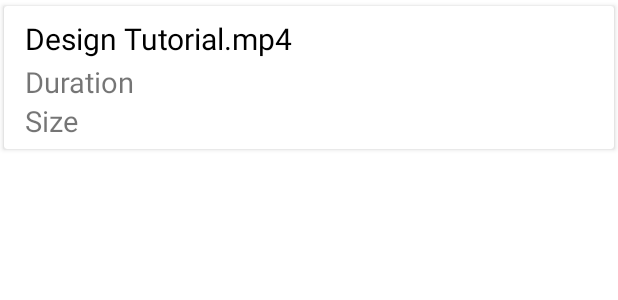
After one commit to allisonvp/Lab5G1, an Android app: the layout list_private.xml on its own in the app's theme, with its tools: preview values and no code run, on a phone screen of 412 x 824 dp. The commit adds this screen. Shown: the top 300 px of the screen. Run offline under Robolectric (Android 15) with nearby library versions, the phone set to English and light mode, and no system bars.

Commit message:
listar private Files

```diff
--- /dev/null
+++ b/app/src/main/res/layout/list_private.xml
@@ -0,0 +1,88 @@
+<?xml version="1.0" encoding="utf-8"?>
+<androidx.constraintlayout.widget.ConstraintLayout
+    xmlns:android="http://schemas.android.com/apk/res/android"
+    xmlns:app="http://schemas.android.com/apk/res-auto"
+    xmlns:tools="http://schemas.android.com/tools"
+    android:layout_width="match_parent"
+    android:layout_height="wrap_content">
+    <androidx.cardview.widget.CardView
+        android:id="@+id/archivo"
+        android:layout_width="0dp"
+        android:layout_height="wrap_content"
+        android:animateLayoutChanges="true"
+        app:cardUseCompatPadding="true"
+        app:layout_constraintBottom_toBottomOf="parent"
+        app:layout_constraintEnd_toEndOf="parent"
+        app:layout_constraintHorizontal_bias="0.0"
+        app:layout_constraintStart_toStartOf="parent"
+        app:layout_constraintTop_toTopOf="parent"
+        app:layout_constraintVertical_bias="0.0">
+
+        <LinearLayout
+            android:layout_width="match_parent"
+            android:layout_height="wrap_content"
+            android:animateLayoutChanges="true"
+            android:orientation="vertical">
+
+            <RelativeLayout
+                android:layout_width="match_parent"
+                android:layout_height="wrap_content"
+                android:orientation="horizontal"
+                android:padding="6dp">
+
+               <LinearLayout
+                    android:id="@+id/linearLayout"
+                    android:layout_width="wrap_content"
+                    android:layout_height="wrap_content"
+                    android:layout_alignParentTop="true"
+                    android:layout_marginStart="8dp"
+                    android:layout_marginLeft="4dp"
+                    android:layout_marginTop="2dp"
+                    android:layout_toEndOf="@+id/iconArchivo"
+                    android:layout_toRightOf="@+id/iconArchivo"
+                    android:orientation="vertical">
+
+                    <TextView
+                        android:id="@+id/nameArchivo"
+                        android:layout_width="match_parent"
+                        android:layout_height="wrap_content"
+                        android:layout_marginBottom="2dp"
+                        android:text="Design Tutorial.mp4"
+                        android:textColor="@color/black"
+                        android:textSize="20sp"></TextView>
+
+                    <TextView
+                        android:id="@+id/durationArchivo"
+                        android:layout_width="match_parent"
+                        android:layout_height="wrap_content"
+                        android:text="Duration"
+                        android:textSize="19sp"></TextView>
+
+                    <TextView
+                        android:id="@+id/sizeArchivo"
+                        android:layout_width="match_parent"
+                        android:layout_height="wrap_content"
+                        android:text="Size"
+                        android:textSize="19sp"></TextView>
+
+                </LinearLayout>
+
+                <com.google.android.material.floatingactionbutton.FloatingActionButton
+                    android:id="@+id/floatingActionButton"
+                    android:layout_width="96dp"
+                    android:layout_height="wrap_content"
+                    android:layout_alignParentEnd="true"
+                    android:layout_alignParentRight="true"
+                    android:layout_centerVertical="true"
+                    android:layout_marginEnd="10dp"
+                    android:layout_marginRight="6dp"
+                    android:clickable="true"
+                    android:focusable="true"
+                    android:visibility="gone"
+                    app:backgroundTint="@android:color/holo_green_light"
+                    app:srcCompat="@drawable/ic_action_edit" />
+
+            </RelativeLayout>
+        </LinearLayout>
+    </androidx.cardview.widget.CardView>
+</androidx.constraintlayout.widget.ConstraintLayout>
```
Also changed, not shown: app/src/main/java/pe/pucp/tel306/firebox/FilesActivity.java (+38 -4 lines), app/src/main/java/pe/pucp/tel306/firebox/Fragmentos/ListaArchivosPub.java (+11 -5 lines), app/src/main/java/pe/pucp/tel306/firebox/RecyclerPrivateFilesAdapter.java (added, +64 -0 lines), app/src/main/res/layout/activity_files.xml (+23 -29 lines).
